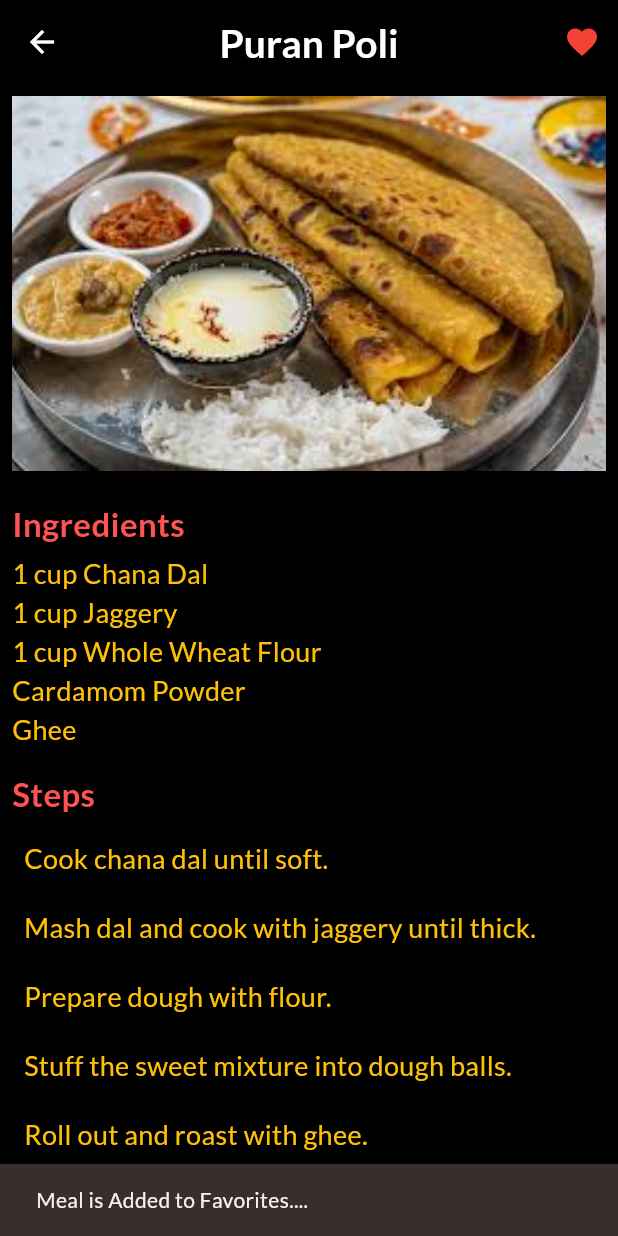
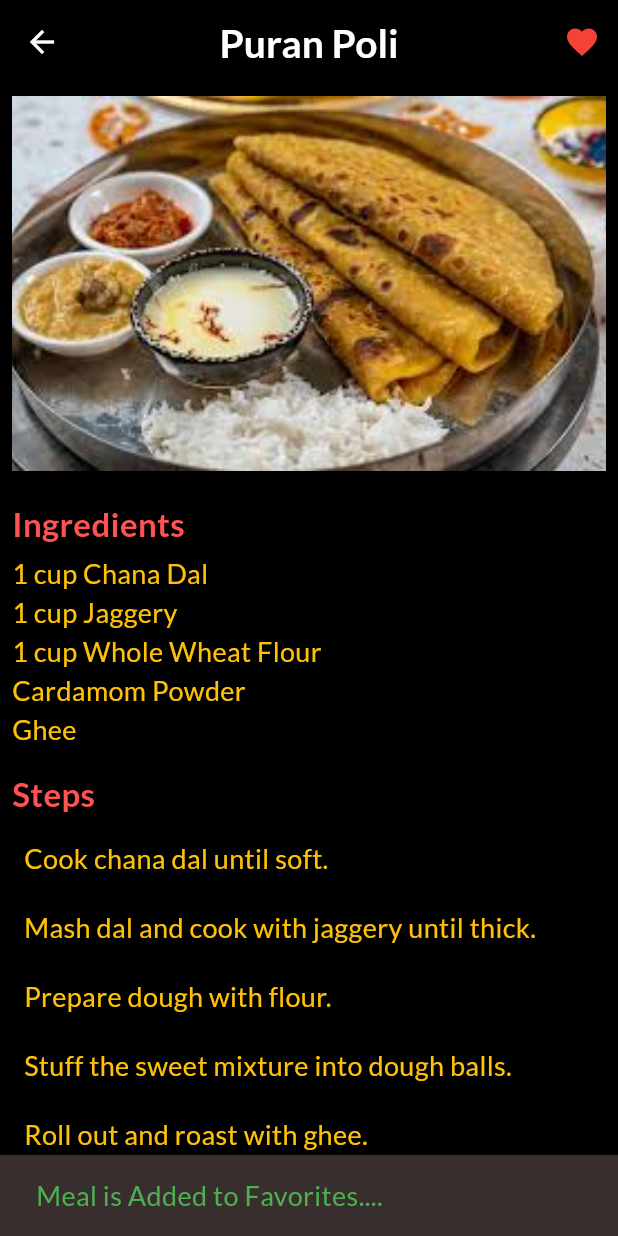
Before and after one commit to AlpitDev26/Meal-App, a Flutter app: the MealsDetailedScreen screen opened directly with sample values from the repository, after a tap on the "favorite outline" icon, on a phone screen of 412 x 824 dp. Run offline on Flutter 3.47's test engine with Material 3 defaults, Android fonts, the phone set to English and light mode, and no system bars; our stand-ins replace flutter_riverpod, google_fonts.

Commit message:
Minor Commit

```diff
--- a/lib/models/meal_model.dart
+++ b/lib/models/meal_model.dart
@@ -1,4 +1,3 @@
-import 'category_models.dart';
 
 class MealModel {
   final String id;
--- a/lib/screens/meals_detailed_screen.dart
+++ b/lib/screens/meals_detailed_screen.dart
@@ -41,8 +41,18 @@ class MealsDetailedScreen extends ConsumerWidget {
               ScaffoldMessenger.of(context).showSnackBar(
                 SnackBar(
                   content: wasAdded
-                      ? Text("Meal is Added to Favorites....")
-                      : Text("Meal is Removed from Favorites...."),
+                      ? Text(
+                          "Meal is Added to Favorites....",
+                          style: TextStyle(
+                            color: Colors.green,
+                            fontSize: 18,
+                          ),
+                        )
+                      : Text("Meal is Removed from Favorites....",
+                      style: TextStyle(
+                            color: Colors.red,
+                            fontSize: 18,
+                          ),),
                 ),
               );
             },
@@ -51,6 +61,7 @@ class MealsDetailedScreen extends ConsumerWidget {
             /// otherwise show an empty heart outline (♡) - similar to how we mark important
             /// things as (beloved/favorite) in our daily life
             icon: Icon(isFav ? Icons.favorite : Icons.favorite_border),
+
             /// Color the heart red when favorited,
             /// use white when not favorited for visual clarity against the background
             color: isFav ? Colors.red : Colors.white,
```
